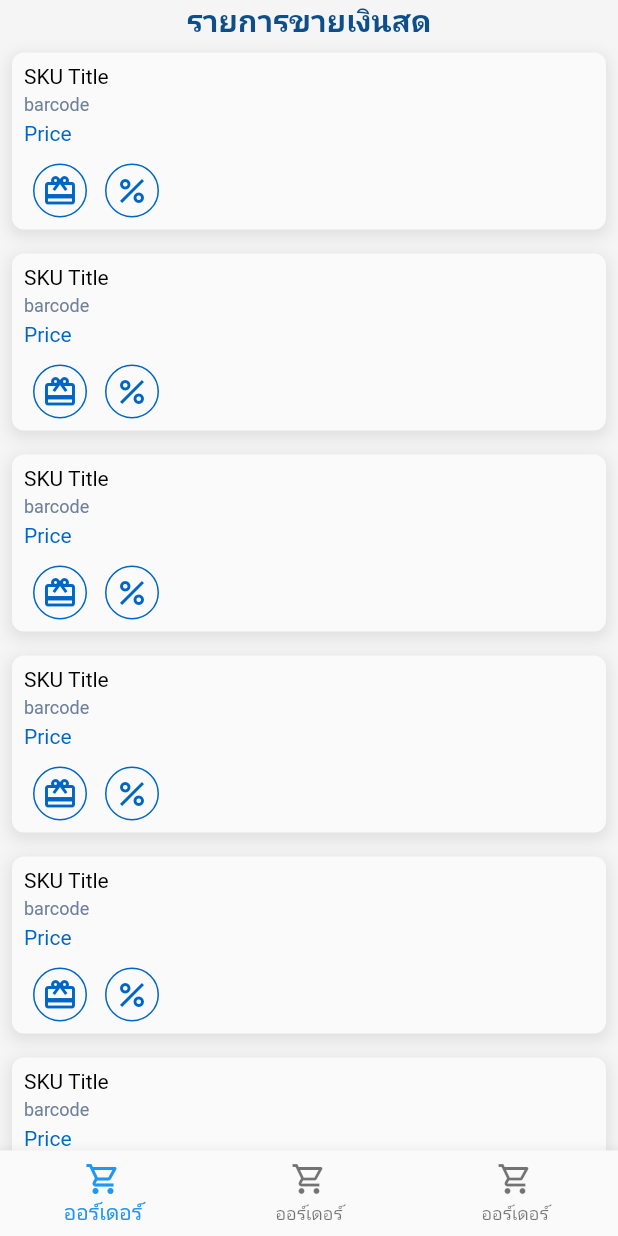
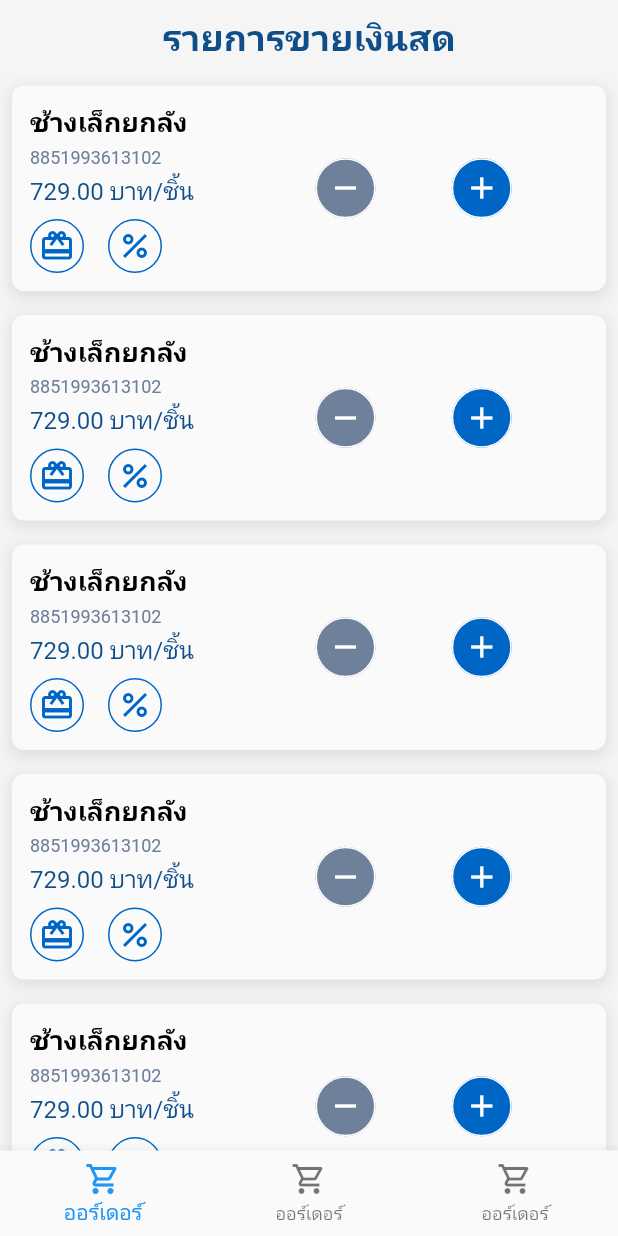
Before and after one commit to MongkolJ/pos_van, a Flutter app: the screen it shows after launch, on a phone screen of 412 x 824 dp. Run offline on Flutter 3.47's test engine with Material 2 defaults, Android fonts, the phone set to English and light mode, and no system bars.

Commit message:
Update CircularIconButton parameters

```diff
--- a/lib/components/circular_icon_button.dart
+++ b/lib/components/circular_icon_button.dart
@@ -4,29 +4,35 @@ class CircularIconButton extends StatelessWidget {
   const CircularIconButton({
     Key? key,
     required this.icon,
-    required this.colorTheme,
+    required this.iconColor,
     required this.onTapped,
+    this.fillColor,
+    this.size = 36,
   }) : super(key: key);
 
   final IconData icon;
-  final Color colorTheme;
+  final Color iconColor;
   final Future<void> Function() onTapped;
+  final double size;
+  final Color? fillColor;
 
   @override
   Widget build(BuildContext context) {
     return RawMaterialButton(
       onPressed: onTapped,
       elevation: 0,
-      constraints: const BoxConstraints.expand(width: 36, height: 36),
+      fillColor: fillColor,
+      constraints: BoxConstraints.expand(width: size, height: size),
+      materialTapTargetSize: MaterialTapTargetSize.shrinkWrap,
       shape: CircleBorder(
         side: BorderSide(
-          color: colorTheme,
+          color: iconColor,
           width: 1,
         ),
       ),
       child: Icon(
         icon,
-        color: colorTheme,
+        color: iconColor,
       ),
     );
   }
--- a/lib/constants/decorations/text_styles.dart
+++ b/lib/constants/decorations/text_styles.dart
@@ -4,12 +4,13 @@ import 'colors.dart';
 const TextStyle kHeaderTextStyle = TextStyle(
   fontWeight: FontWeight.bold,
   color: kPrimaryDarkColor,
-  fontSize: 20,
+  fontSize: 24,
 );
 
 const TextStyle kTitleTextStyle = TextStyle(
   color: Colors.black,
-  fontSize: 14,
+  fontWeight: FontWeight.w600,
+  fontSize: 18,
 );
 
 const TextStyle kSecondaryContentTextStyle = TextStyle(
@@ -18,6 +19,6 @@ const TextStyle kSecondaryContentTextStyle = TextStyle(
 );
 
 const TextStyle kHighLightBodyTextStyle = TextStyle(
-  color: kPrimaryLightColor,
-  fontSize: 14,
+  color: kPrimaryDarkColor,
+  fontSize: 16,
 );
--- a/lib/modules/cart/cart_view.dart
+++ b/lib/modules/cart/cart_view.dart
@@ -20,19 +20,21 @@ class _CartViewState extends State<CartView> {
         backgroundColor: kBackgroundColor,
         body: Column(
           children: [
+            _sectionBuffer(),
             const Center(
               child: Text(
                 'รายการขายเงินสด',
                 style: kHeaderTextStyle,
               ),
             ),
+            _sectionBuffer(),
             Expanded(
               child: ListView.builder(
                 scrollDirection: Axis.vertical,
                 shrinkWrap: true,
                 itemBuilder: (BuildContext context, int index) {
-                  return Padding(
-                    padding: const EdgeInsets.all(8.0),
+                  return const Padding(
+                    padding: EdgeInsets.all(8.0),
                     child: CartItemCard(),
                   );
                 },
@@ -43,4 +45,10 @@ class _CartViewState extends State<CartView> {
       ),
     );
   }
+
+  SizedBox _sectionBuffer() {
+    return const SizedBox(
+      height: 8,
+    );
+  }
 }
--- a/lib/modules/cart/components/cart_item_card.dart
+++ b/lib/modules/cart/components/cart_item_card.dart
@@ -11,49 +11,52 @@ class CartItemCard extends StatelessWidget {
   Widget build(BuildContext context) {
     return Container(
       decoration: kCardDecoration,
-      padding: const EdgeInsets.all(8),
+      padding: const EdgeInsets.all(12),
       child: Row(
         children: [
           Expanded(
             flex: 3,
             child: Column(
               children: [
-                Align(
+                const Align(
                   alignment: Alignment.centerLeft,
                   child: Text(
-                    'SKU Title',
+                    'ช้างเล็กยกลัง',
                     style: kTitleTextStyle,
                   ),
                 ),
                 _subSectionBuffer(),
-                Align(
+                const Align(
                   alignment: Alignment.centerLeft,
                   child: Text(
-                    'barcode',
+                    '8851993613102',
                     style: kSecondaryContentTextStyle,
                   ),
                 ),
                 _subSectionBuffer(),
-                Align(
+                const Align(
                   alignment: Alignment.centerLeft,
                   child: Text(
-                    'Price',
+                    '729.00 บาท/ชิ้น',
                     style: kHighLightBodyTextStyle,
                   ),
                 ),
-                _subSectionBuffer(height: 12),
+                _subSectionBuffer(height: 8),
                 SizedBox(
                   height: 36,
                   child: Row(
                     children: [
                       CircularIconButton(
                         icon: Icons.card_giftcard,
-                        colorTheme: kPrimaryLightColor,
+                        iconColor: kPrimaryLightColor,
                         onTapped: () async {},
+                      ),
+                      const SizedBox(
+                        width: 16,
                       ),
                       CircularIconButton(
                         icon: Icons.percent,
-                        colorTheme: kPrimaryLightColor,
+                        iconColor: kPrimaryLightColor,
                         onTapped: () async {},
                       ),
                     ],
@@ -65,7 +68,27 @@ class CartItemCard extends StatelessWidget {
           Expanded(
             flex: 5,
             child: Column(
-              children: [],
+              children: [
+                Row(
+                  mainAxisAlignment: MainAxisAlignment.spaceEvenly,
+                  children: [
+                    CircularIconButton(
+                      icon: Icons.remove,
+                      iconColor: Colors.white,
+                      onTapped: () async {},
+                      fillColor: kFadedTextColor,
+                      size: 40,
+                    ),
+                    CircularIconButton(
+                      icon: Icons.add,
+                      iconColor: Colors.white,
+                      onTapped: () async {},
+                      fillColor: kPrimaryLightColor,
+                      size: 40,
+                    ),
+                  ],
+                ),
+              ],
             ),
           ),
         ],
```
